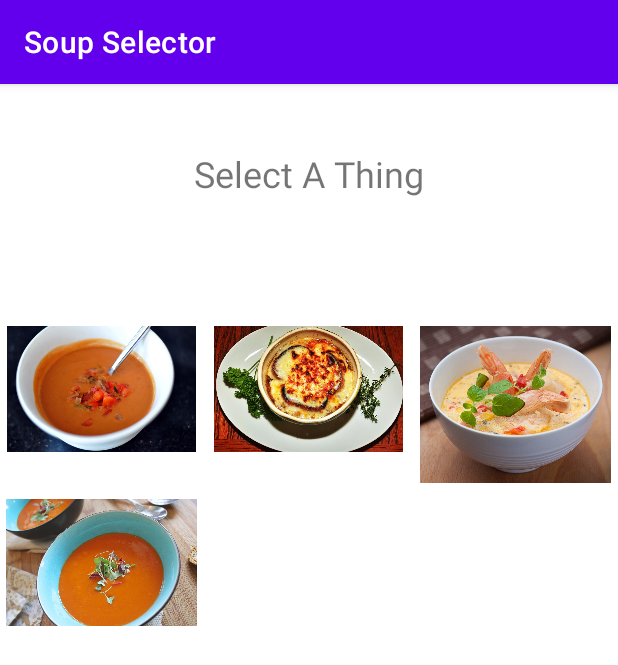
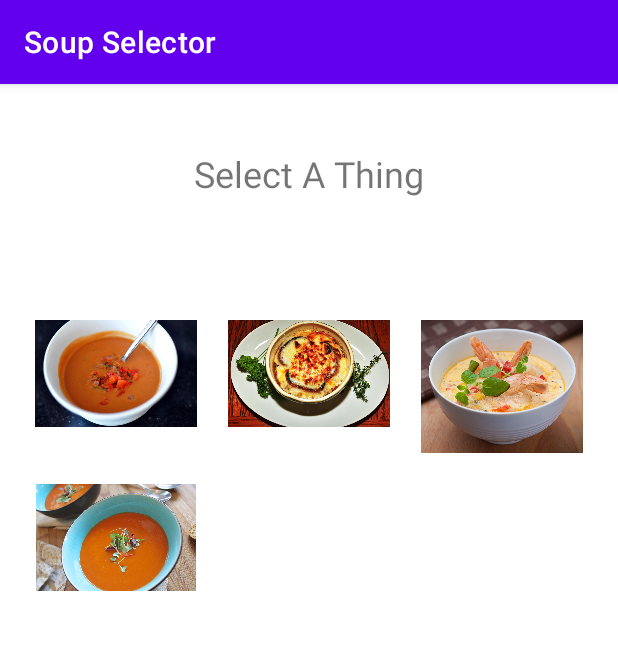
Before and after one commit to GrantGwiaz/CIS3515_S21_SoupImageViewerApp, an Android app: the screen it shows after launch (SelectionActivity), on a phone screen of 412 x 824 dp. Shown: the top 665 px of the screen. Run offline under Robolectric (Android 15) with nearby library versions, the phone set to English and light mode, and no system bars.

Commit message:
add attributes to GridView to format display of images

```diff
--- a/app/src/main/res/layout/activity_main.xml
+++ b/app/src/main/res/layout/activity_main.xml
@@ -20,14 +20,20 @@
 
     <GridView
         android:id="@+id/GridView"
-        android:layout_width="414dp"
-        android:layout_height="612dp"
+        android:layout_width="376dp"
+        android:layout_height="556dp"
         android:layout_marginTop="16dp"
+        android:columnWidth="90dp"
+        android:gravity="center"
+        android:horizontalSpacing="10dp"
         android:numColumns="3"
+        android:stretchMode="columnWidth"
+        android:verticalSpacing="10dp"
+
         app:layout_constraintBottom_toBottomOf="parent"
         app:layout_constraintEnd_toEndOf="parent"
-        app:layout_constraintHorizontal_bias="1.0"
+        app:layout_constraintHorizontal_bias="0.492"
         app:layout_constraintStart_toStartOf="parent"
         app:layout_constraintTop_toBottomOf="@+id/InstructionsTextView"
-        app:layout_constraintVertical_bias="1.0" />
+        app:layout_constraintVertical_bias="0.354" />
 </androidx.constraintlayout.widget.ConstraintLayout>
```
